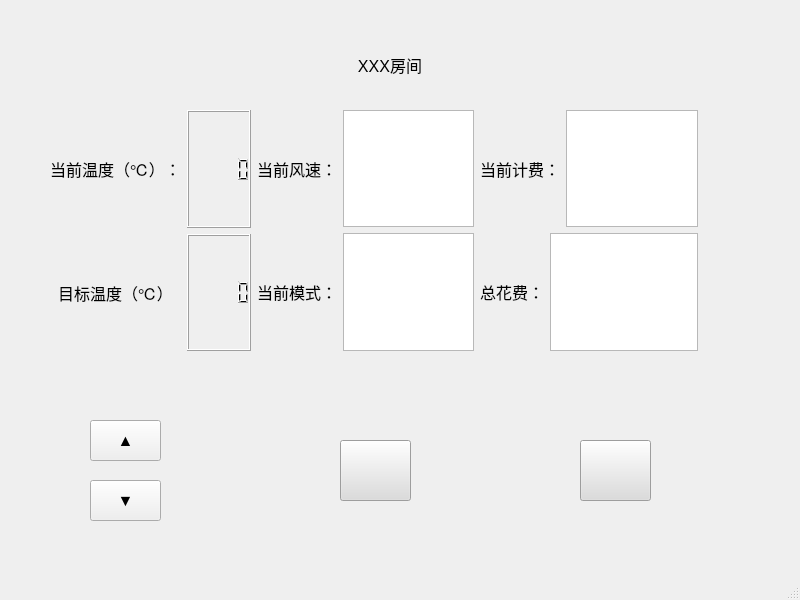
Old version of the form GuestClient/mainwindow.ui in the repository starsload/46572020.
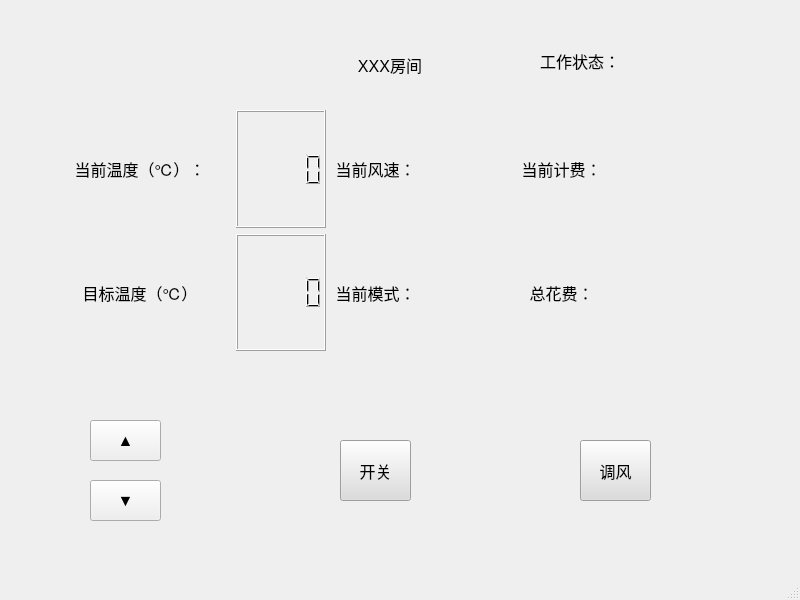
New version of the form. Icons and pictures are not drawn.

Commit message: DEBUG 添加开关机和调风功能

```diff
--- a/GuestClient/mainwindow.ui
+++ b/GuestClient/mainwindow.ui
@@ -84,7 +84,7 @@
 }</string>
     </property>
     <property name="text">
-     <string/>
+     <string>开关</string>
     </property>
    </widget>
    <widget class="QPushButton" name="ChangeFanSpeed">
@@ -109,7 +109,7 @@
 }</string>
     </property>
     <property name="text">
-     <string/>
+     <string>调风</string>
     </property>
    </widget>
    <widget class="QWidget" name="horizontalLayoutWidget">
@@ -121,7 +121,7 @@
       <height>241</height>
      </rect>
     </property>
-    <layout class="QHBoxLayout" name="horizontalLayout">
+    <layout class="QHBoxLayout" name="horizontalLayout" stretch="2,1,2,2">
      <item>
       <layout class="QVBoxLayout" name="verticalLayout_2">
        <item>
@@ -162,16 +162,29 @@
         <widget class="QLCDNumber" name="DisplayPreTemp"/>
        </item>
        <item>
-        <widget class="QLCDNumber" name="DisplayTargetTemp"/>
+        <widget class="QLCDNumber" name="DisplayTargetTemp">
+         <property name="intValue" stdset="0">
+          <number>0</number>
+         </property>
+        </widget>
        </item>
       </layout>
      </item>
      <item>
-      <layout class="QVBoxLayout" name="verticalLayout_3">
+      <layout class="QVBoxLayout" name="verticalLayout_3" stretch="0,0">
        <item>
-        <layout class="QHBoxLayout" name="horizontalLayout_2">
+        <layout class="QHBoxLayout" name="horizontalLayout_2" stretch="1,1">
+         <property name="sizeConstraint">
+          <enum>QLayout::SetDefaultConstraint</enum>
+         </property>
          <item>
           <widget class="QLabel" name="PreFanSpeed">
+           <property name="sizePolicy">
+            <sizepolicy hsizetype="Expanding" vsizetype="Preferred">
+             <horstretch>0</horstretch>
+             <verstretch>0</verstretch>
+            </sizepolicy>
+           </property>
            <property name="font">
             <font>
              <pointsize>12</pointsize>
@@ -186,12 +199,30 @@
           </widget>
          </item>
          <item>
-          <widget class="QTextBrowser" name="DisplayFanSpeed"/>
+          <widget class="QLabel" name="FanSpeed">
+           <property name="sizePolicy">
+            <sizepolicy hsizetype="Expanding" vsizetype="Preferred">
+             <horstretch>0</horstretch>
+             <verstretch>0</verstretch>
+            </sizepolicy>
+           </property>
+           <property name="font">
+            <font>
+             <pointsize>12</pointsize>
+            </font>
+           </property>
+           <property name="text">
+            <string/>
+           </property>
+           <property name="alignment">
+            <set>Qt::AlignCenter</set>
+           </property>
+          </widget>
          </item>
         </layout>
        </item>
        <item>
-        <layout class="QHBoxLayout" name="horizontalLayout_3">
+        <layout class="QHBoxLayout" name="horizontalLayout_3" stretch="1,1">
          <item>
           <widget class="QLabel" name="PreModel">
            <property name="font">
@@ -208,7 +239,25 @@
           </widget>
          </item>
          <item>
-          <widget class="QTextBrowser" name="DisplayModel"/>
+          <widget class="QLabel" name="Model">
+           <property name="sizePolicy">
+            <sizepolicy hsizetype="Expanding" vsizetype="Preferred">
+             <horstretch>0</horstretch>
+             <verstretch>0</verstretch>
+            </sizepolicy>
+           </property>
+           <property name="font">
+            <font>
+             <pointsize>12</pointsize>
+            </font>
+           </property>
+           <property name="text">
+            <string/>
+           </property>
+           <property name="alignment">
+            <set>Qt::AlignCenter</set>
+           </property>
+          </widget>
          </item>
         </layout>
        </item>
@@ -217,7 +266,7 @@
      <item>
       <layout class="QVBoxLayout" name="verticalLayout_4">
        <item>
-        <layout class="QHBoxLayout" name="horizontalLayout_4">
+        <layout class="QHBoxLayout" name="horizontalLayout_4" stretch="1,1">
          <item>
           <widget class="QLabel" name="PreFee">
            <property name="font">
@@ -234,14 +283,32 @@
           </widget>
          </item>
          <item>
-          <widget class="QTextBrowser" name="PreFee_2"/>
+          <widget class="QLabel" name="Fee">
+           <property name="sizePolicy">
+            <sizepolicy hsizetype="Expanding" vsizetype="Preferred">
+             <horstretch>0</horstretch>
+             <verstretch>0</verstretch>
+            </sizepolicy>
+           </property>
+           <property name="font">
+            <font>
+             <pointsize>12</pointsize>
+            </font>
+           </property>
+           <property name="text">
+            <string/>
+           </property>
+           <property name="alignment">
+            <set>Qt::AlignCenter</set>
+           </property>
+          </widget>
          </item>
         </layout>
        </item>
        <item>
-        <layout class="QHBoxLayout" name="horizontalLayout_5">
+        <layout class="QHBoxLayout" name="horizontalLayout_5" stretch="1,1">
          <item>
-          <widget class="QLabel" name="TotalFee">
+          <widget class="QLabel" name="PreTotalFee">
            <property name="font">
             <font>
              <pointsize>12</pointsize>
@@ -256,7 +323,25 @@
           </widget>
          </item>
          <item>
-          <widget class="QTextBrowser" name="TotalFee_2"/>
+          <widget class="QLabel" name="TotalFee">
+           <property name="sizePolicy">
+            <sizepolicy hsizetype="Expanding" vsizetype="Preferred">
+             <horstretch>0</horstretch>
+             <verstretch>0</verstretch>
+            </sizepolicy>
+           </property>
+           <property name="font">
+            <font>
+             <pointsize>12</pointsize>
+            </font>
+           </property>
+           <property name="text">
+            <string/>
+           </property>
+           <property name="alignment">
+            <set>Qt::AlignCenter</set>
+           </property>
+          </widget>
          </item>
         </layout>
        </item>
@@ -288,6 +373,54 @@
      <string>▼</string>
     </property>
    </widget>
+   <widget class="QWidget" name="layoutWidget">
+    <property name="geometry">
+     <rect>
+      <x>540</x>
+      <y>30</y>
+      <width>161</width>
+      <height>61</height>
+     </rect>
+    </property>
+    <layout class="QHBoxLayout" name="horizontalLayout_6" stretch="1,1">
+     <item>
+      <widget class="QLabel" name="PreState">
+       <property name="font">
+        <font>
+         <pointsize>12</pointsize>
+        </font>
+       </property>
+       <property name="text">
+        <string>工作状态：</string>
+       </property>
+       <property name="alignment">
+        <set>Qt::AlignCenter</set>
+       </property>
+      </widget>
+     </item>
+     <item>
+      <widget class="QLabel" name="State">
+       <property name="sizePolicy">
+        <sizepolicy hsizetype="Expanding" vsizetype="Preferred">
+         <horstretch>0</horstretch>
+         <verstretch>0</verstretch>
+        </sizepolicy>
+       </property>
+       <property name="font">
+        <font>
+         <pointsize>12</pointsize>
+        </font>
+       </property>
+       <property name="text">
+        <string/>
+       </property>
+       <property name="alignment">
+        <set>Qt::AlignCenter</set>
+       </property>
+      </widget>
+     </item>
+    </layout>
+   </widget>
   </widget>
   <widget class="QMenuBar" name="menubar">
    <property name="geometry">
```
The commit also changes 10 other files.
